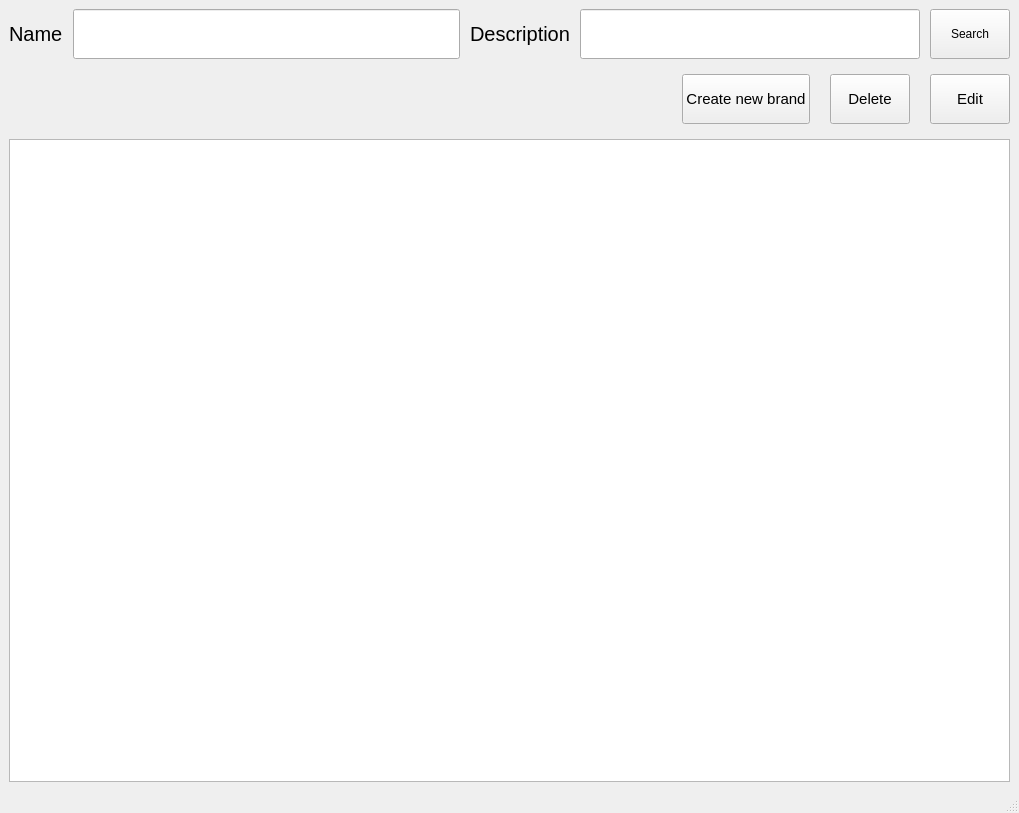
Before: the Qt Designer form forms/brands_manager.ui in nasserahmed96/invoces_manager, drawn with Qt 5.
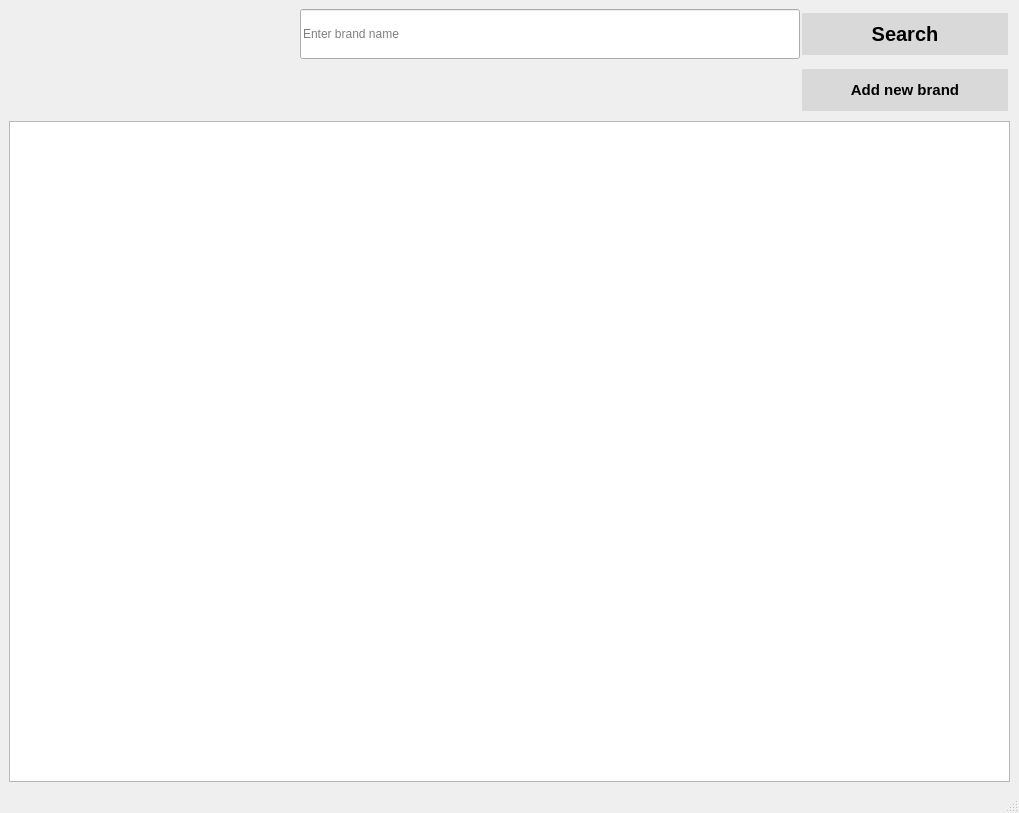
After: the same form once the commit is applied.

What changed in the file:
```diff
--- a/forms/brands_manager.ui
+++ b/forms/brands_manager.ui
@@ -13,49 +13,50 @@
   <property name="windowTitle">
    <string>MainWindow</string>
   </property>
+  <property name="styleSheet">
+   <string notr="true">QPushButton{
+  background-color: #D9D9D9;
+  border: none;
+  color: black;
+  text-align: center;
+  text-decoration: none;
+  margin: 4px 2px;
+}</string>
+  </property>
   <widget class="QWidget" name="centralwidget">
-   <layout class="QVBoxLayout" name="verticalLayout_2">
-    <item>
      <layout class="QVBoxLayout" name="verticalLayout">
-      <property name="spacing">
-       <number>15</number>
-      </property>
-      <item>
-       <layout class="QHBoxLayout" name="search_horizontal_layout">
-        <property name="spacing">
-         <number>10</number>
-        </property>
-        <property name="topMargin">
-         <number>0</number>
-        </property>
-        <property name="bottomMargin">
-         <number>0</number>
-        </property>
         <item>
          <layout class="QHBoxLayout" name="horizontalLayout">
+      <property name="spacing">
+       <number>0</number>
+      </property>
           <item>
-           <widget class="QLabel" name="name_label">
-            <property name="font">
-             <font>
-              <pointsize>15</pointsize>
-             </font>
-            </property>
-            <property name="text">
-             <string>Name</string>
-            </property>
-           </widget>
+       <spacer name="horizontalSpacer_2">
+        <property name="orientation">
+         <enum>Qt::Horizontal</enum>
+        </property>
+        <property name="sizeType">
+         <enum>QSizePolicy::Expanding</enum>
+        </property>
+        <property name="sizeHint" stdset="0">
+         <size>
+          <width>250</width>
+          <height>20</height>
+         </size>
+        </property>
+       </spacer>
           </item>
           <item>
            <widget class="QLineEdit" name="name_line_edit">
             <property name="sizePolicy">
-             <sizepolicy hsizetype="Expanding" vsizetype="Preferred">
+         <sizepolicy hsizetype="Preferred" vsizetype="Preferred">
               <horstretch>0</horstretch>
               <verstretch>0</verstretch>
              </sizepolicy>
             </property>
             <property name="minimumSize">
              <size>
-              <width>0</width>
+          <width>500</width>
               <height>50</height>
              </size>
             </property>
@@ -65,68 +66,44 @@
               <height>50</height>
              </size>
             </property>
-           </widget>
-          </item>
-         </layout>
-        </item>
-        <item>
-         <layout class="QHBoxLayout" name="horizontalLayout_2">
-          <item>
-           <widget class="QLabel" name="description_label">
-            <property name="font">
-             <font>
-              <pointsize>15</pointsize>
-             </font>
-            </property>
-            <property name="text">
-             <string>Description</string>
-            </property>
-           </widget>
-          </item>
-          <item>
-           <widget class="QLineEdit" name="description_line_edit">
-            <property name="sizePolicy">
-             <sizepolicy hsizetype="Expanding" vsizetype="Preferred">
-              <horstretch>0</horstretch>
-              <verstretch>0</verstretch>
-             </sizepolicy>
-            </property>
-            <property name="minimumSize">
-             <size>
-              <width>0</width>
-              <height>50</height>
-             </size>
-            </property>
-            <property name="maximumSize">
-             <size>
-              <width>16777215</width>
-              <height>50</height>
-             </size>
-            </property>
-           </widget>
-          </item>
-         </layout>
+        <property name="toolTip">
+         <string>Enter brand name</string>
+        </property>
+        <property name="placeholderText">
+         <string>Enter brand name</string>
+        </property>
+       </widget>
         </item>
         <item>
          <widget class="QPushButton" name="search_btn">
           <property name="sizePolicy">
-           <sizepolicy hsizetype="Minimum" vsizetype="Preferred">
+         <sizepolicy hsizetype="Expanding" vsizetype="Preferred">
             <horstretch>0</horstretch>
             <verstretch>0</verstretch>
            </sizepolicy>
           </property>
           <property name="minimumSize">
            <size>
-            <width>0</width>
+          <width>100</width>
             <height>50</height>
            </size>
           </property>
           <property name="maximumSize">
            <size>
-            <width>16777215</width>
+          <width>210</width>
             <height>50</height>
            </size>
           </property>
+        <property name="font">
+         <font>
+          <pointsize>15</pointsize>
+          <weight>75</weight>
+          <italic>false</italic>
+          <bold>true</bold>
+          <underline>false</underline>
+          <strikeout>false</strikeout>
+         </font>
+        </property>
           <property name="text">
            <string>Search</string>
           </property>
@@ -137,16 +114,19 @@
       <item>
        <layout class="QHBoxLayout" name="horizontalLayout_4">
         <property name="spacing">
-         <number>20</number>
+       <number>0</number>
         </property>
         <item>
          <spacer name="horizontalSpacer">
           <property name="orientation">
            <enum>Qt::Horizontal</enum>
           </property>
+        <property name="sizeType">
+         <enum>QSizePolicy::Expanding</enum>
+        </property>
           <property name="sizeHint" stdset="0">
            <size>
-            <width>40</width>
+          <width>100</width>
             <height>20</height>
            </size>
           </property>
@@ -155,78 +135,34 @@
         <item>
          <widget class="QPushButton" name="create_btn">
           <property name="sizePolicy">
-           <sizepolicy hsizetype="Minimum" vsizetype="Preferred">
-            <horstretch>0</horstretch>
-            <verstretch>0</verstretch>
-           </sizepolicy>
-          </property>
-          <property name="maximumSize">
-           <size>
-            <width>150</width>
-            <height>50</height>
-           </size>
-          </property>
-          <property name="font">
-           <font>
-            <pointsize>11</pointsize>
-           </font>
-          </property>
-          <property name="text">
-           <string>Create new brand</string>
-          </property>
-         </widget>
-        </item>
-        <item>
-         <widget class="QPushButton" name="delete_btn">
-          <property name="sizePolicy">
-           <sizepolicy hsizetype="Minimum" vsizetype="Preferred">
+         <sizepolicy hsizetype="Expanding" vsizetype="Preferred">
             <horstretch>0</horstretch>
             <verstretch>0</verstretch>
            </sizepolicy>
           </property>
           <property name="minimumSize">
            <size>
-            <width>0</width>
+          <width>100</width>
             <height>50</height>
            </size>
           </property>
           <property name="maximumSize">
            <size>
-            <width>150</width>
+          <width>210</width>
             <height>50</height>
            </size>
           </property>
           <property name="font">
            <font>
             <pointsize>11</pointsize>
+          <weight>75</weight>
+          <bold>true</bold>
+          <underline>false</underline>
+          <strikeout>false</strikeout>
            </font>
           </property>
           <property name="text">
-           <string>Delete</string>
-          </property>
-         </widget>
-        </item>
-        <item>
-         <widget class="QPushButton" name="edit_btn">
-          <property name="sizePolicy">
-           <sizepolicy hsizetype="Minimum" vsizetype="Preferred">
-            <horstretch>0</horstretch>
-            <verstretch>0</verstretch>
-           </sizepolicy>
-          </property>
-          <property name="maximumSize">
-           <size>
-            <width>150</width>
-            <height>50</height>
-           </size>
-          </property>
-          <property name="font">
-           <font>
-            <pointsize>11</pointsize>
-           </font>
-          </property>
-          <property name="text">
-           <string>Edit</string>
+         <string>Add new brand</string>
           </property>
          </widget>
         </item>
@@ -243,8 +179,6 @@
        </widget>
       </item>
      </layout>
-    </item>
-   </layout>
   </widget>
   <widget class="QMenuBar" name="menubar">
    <property name="geometry">
```
Left out of the diff: 4 changed lines with no effect on the pictures. Lines whose indentation alone changed are shown as unchanged.
